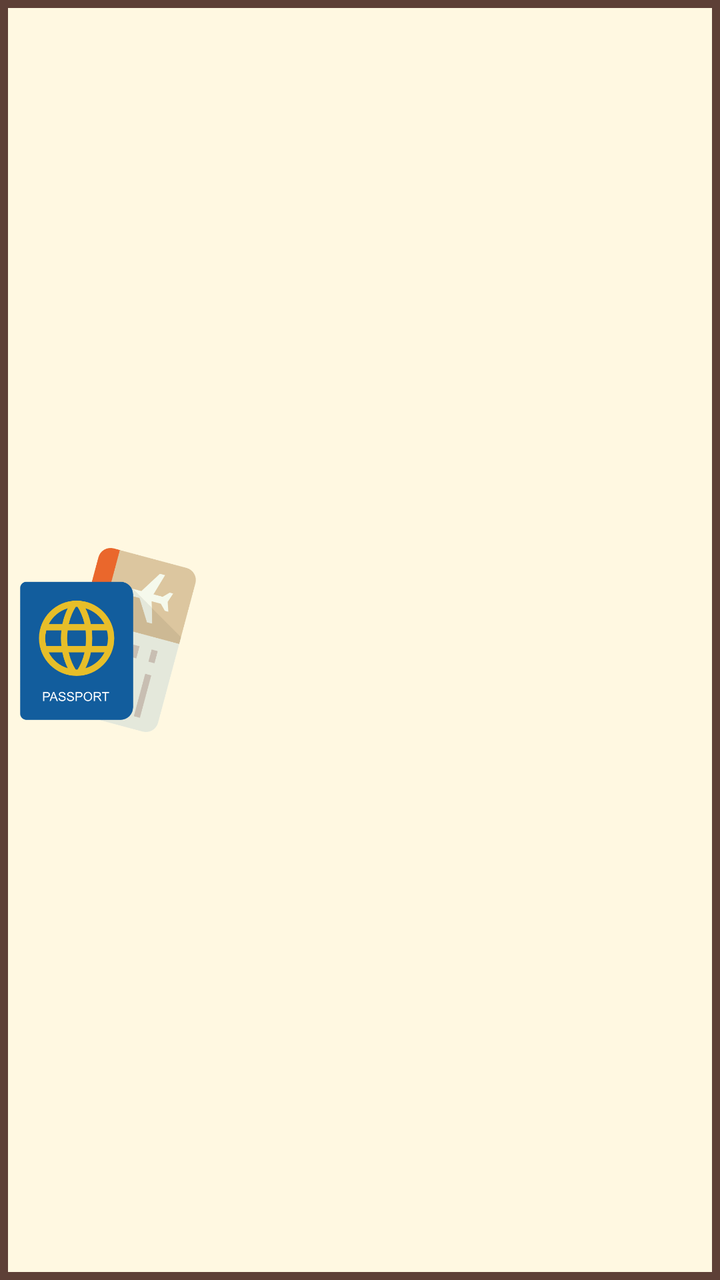
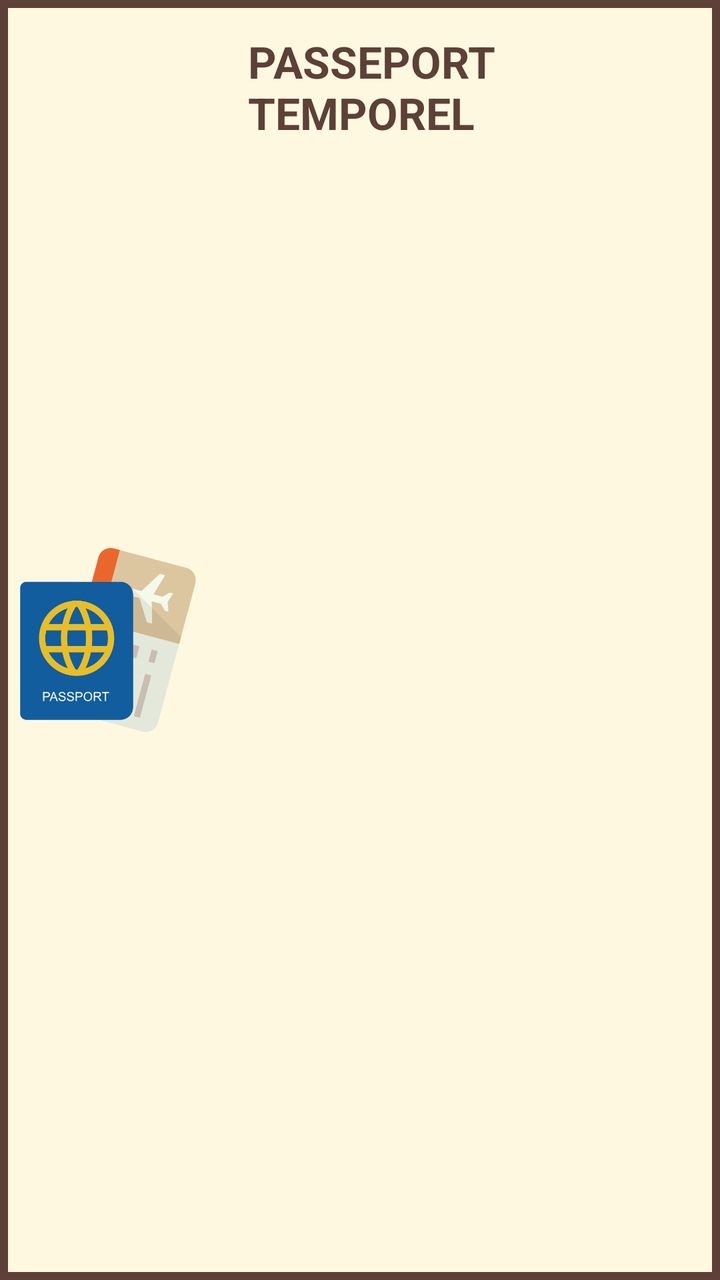

Before-and-after screenshots of an Android layout around one commit, followed by the original layout XML and the change that was made.
<!-- AndroidManifest.xml: application theme Theme.DouaneTemporelle -->
<!-- res/layout/activity_verification.xml -->
<?xml version="1.0" encoding="utf-8"?>
<LinearLayout xmlns:android="http://schemas.android.com/apk/res/android"
    android:layout_width="match_parent"
    android:layout_height="match_parent"
    android:background="@drawable/fond_billet"
    android:fitsSystemWindows="true"
    android:orientation="horizontal"
    android:weightSum="1">

    <ImageView
        android:id="@+id/img_logo_dj"
        android:layout_width="0dp"
        android:layout_height="match_parent"
        android:layout_weight="0.3"
        android:contentDescription="@string/desc_image"
        android:padding="8dp"
        android:scaleType="centerInside"
        android:src="@drawable/passport" />
</LinearLayout>
<!-- resources referenced by this layout -->
<resources>
  <!-- drawable fond_billet (drawable) -->
  <?xml version="1.0" encoding="utf-8"?>
  <shape xmlns:android="http://schemas.android.com/apk/res/android"
      android:shape="rectangle">
      <solid android:color="@color/papier" />
      <stroke
          android:width="4dp"
          android:color="@color/marron" />
  </shape>
  <!-- drawable passport: png bitmap (drawable, 34968 bytes) -->
  <string name="desc_image">Logo du passeport</string>
  <style name="Theme.DouaneTemporelle" parent="Base.Theme.DouaneTemporelle" />
  <color name="papier">#FFF8E1</color>
  <color name="marron">#5D4037</color>
  <style name="Base.Theme.DouaneTemporelle" parent="Theme.Material3.DayNight.NoActionBar">
          
          
      </style>
</resources>

<!-- the commit's change to res/layout/activity_verification.xml (unified diff, before → after) -->
@@ -10,10 +10,71 @@
     <ImageView
         android:id="@+id/img_logo_dj"
         android:layout_width="0dp"
-        android:layout_height="match_parent"
+            android:layout_height="match_parent"
         android:layout_weight="0.3"
         android:contentDescription="@string/desc_image"
         android:padding="8dp"
         android:scaleType="centerInside"
         android:src="@drawable/passport" />
+
+    <RelativeLayout
+        android:layout_width="0dp"
+        android:layout_height="match_parent"
+        android:layout_weight="0.7"
+        android:padding="16dp">
+
+        <TextView
+            android:id="@+id/tv_titre_passeport_dj"
+            android:layout_width="match_parent"
+            android:layout_height="wrap_content"
+            android:text="@string/titre_passeport"
+            android:textColor="@color/marron"
+            android:textSize="22sp"
+            android:textStyle="bold" />
+
+        <TextView
+            android:id="@+id/tv_nom_dj"
+            android:layout_width="match_parent"
+            android:layout_height="wrap_content"
+            android:layout_below="@id/tv_titre_passeport_dj"
+            android:layout_marginTop="16dp"
+            android:textColor="@color/black"
+            android:textSize="18sp" />
+
+        <TextView
+            android:id="@+id/tv_age_dj"
+            android:layout_width="match_parent"
+            android:layout_height="wrap_content"
+            android:layout_below="@id/tv_nom_dj"
+            android:layout_marginTop="8dp"
+            android:textColor="@color/black"
+            android:textSize="18sp" />
+        <TextView
+            android:id="@+id/tv_annees_dj"
+            android:layout_width="match_parent"
+            android:layout_height="wrap_content"
+            android:layout_below="@id/tv_age_dj"
+            android:layout_marginTop="8dp"
+            android:textColor="@color/black"
+            android:textSize="18sp" />
+
+        <TextView
+            android:id="@+id/tv_motif_dj"
+            android:layout_width="match_parent"
+            android:layout_height="wrap_content"
+            android:layout_below="@id/tv_annees_dj"
+            android:layout_marginTop="8dp"
+            android:textColor="@color/black"
+            android:textSize="18sp" />
+
+        <TextView
+            android:id="@+id/tv_alerte_dj"
+            android:layout_width="match_parent"
+            android:layout_height="wrap_content"
+            android:layout_below="@id/tv_motif_dj"
+            android:layout_marginTop="12dp"
+            android:textColor="@color/rouge"
+            android:textStyle="bold" />
+    </RelativeLayout>
+    
 </LinearLayout>
<!-- resource entries referenced after the edit -->
@@ -1,5 +1,6 @@
 <!-- resources referenced by this layout -->
 <resources>
+  <color name="black">#FF000000</color>
   <!-- drawable fond_billet (drawable) -->
   <?xml version="1.0" encoding="utf-8"?>
   <shape xmlns:android="http://schemas.android.com/apk/res/android"
@@ -11,9 +12,11 @@
   </shape>
   <!-- drawable passport: png bitmap (drawable, 34968 bytes) -->
   <string name="desc_image">Logo du passeport</string>
+  <string name="titre_passeport">PASSEPORT TEMPOREL</string>
   <style name="Theme.DouaneTemporelle" parent="Base.Theme.DouaneTemporelle" />
   <color name="papier">#FFF8E1</color>
   <color name="marron">#5D4037</color>
+  <color name="rouge">#C62828</color>
   <style name="Base.Theme.DouaneTemporelle" parent="Theme.Material3.DayNight.NoActionBar">
           
           
